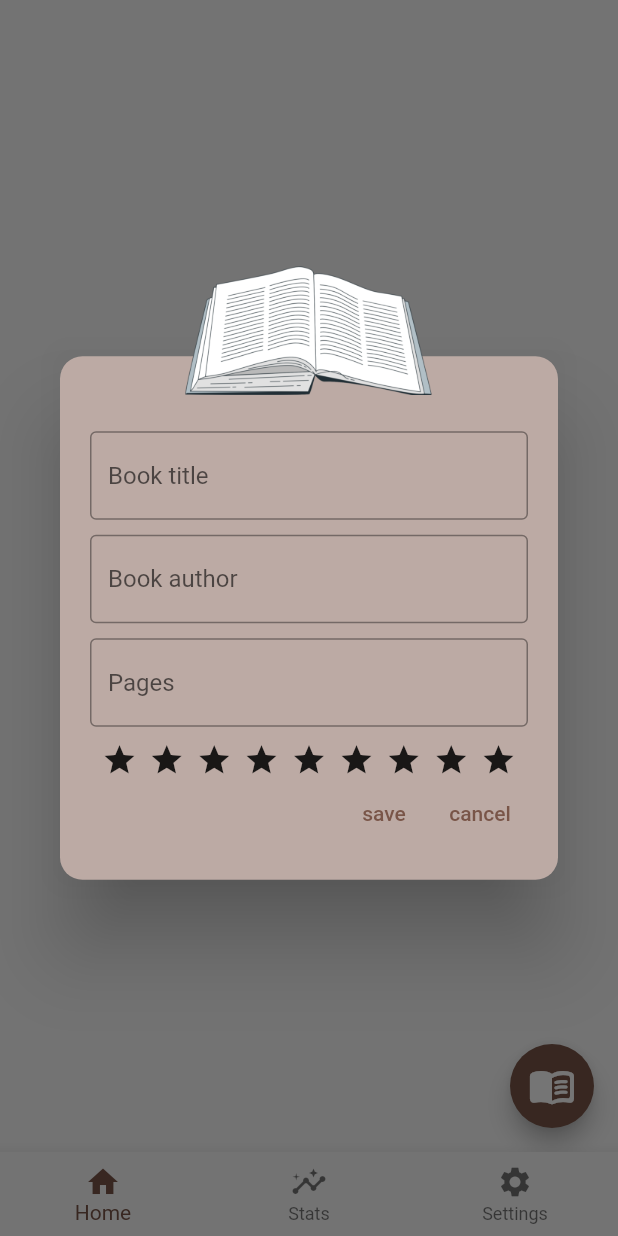
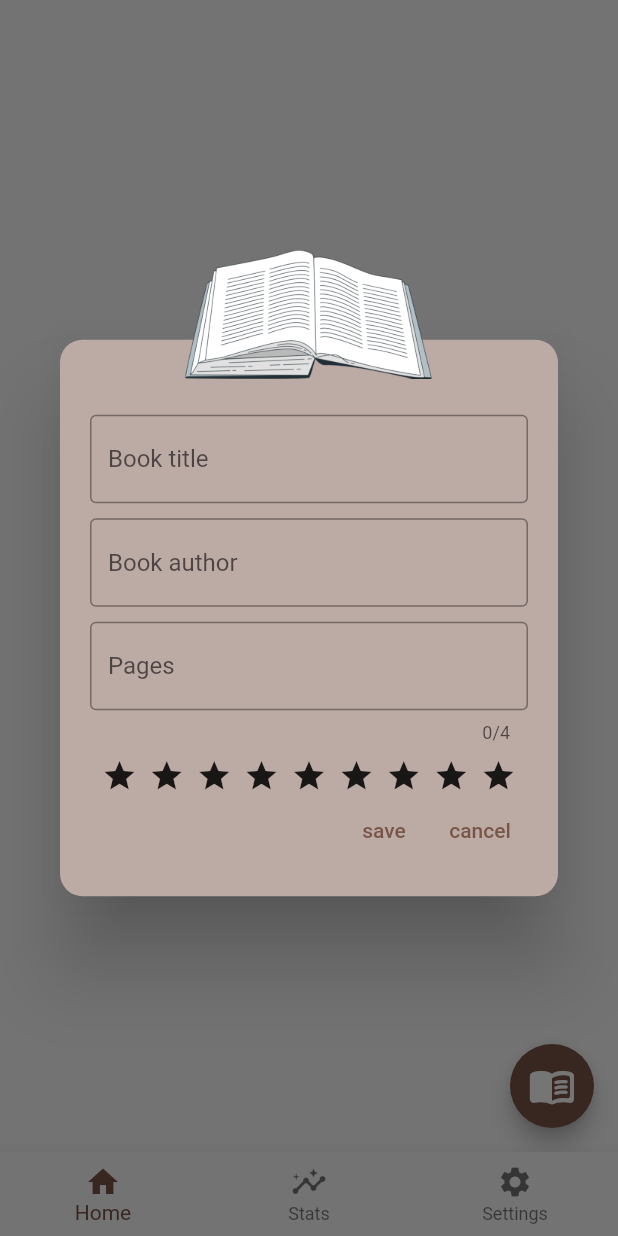
Before and after one commit to kves/read_app, a Flutter app: the screen it shows after launch, after a tap on the "menu book" icon, on a phone screen of 412 x 824 dp. Run offline on Flutter 3.47's test engine with Material 2 defaults, Android fonts, the phone set to English and light mode, and no system bars.

Commit message:
book title and book author overflow fixed, max length of pages set to 4 digits

```diff
--- a/lib/widgets/add_book_dialog.dart
+++ b/lib/widgets/add_book_dialog.dart
@@ -79,6 +79,7 @@ class _AddBookDialogState extends State<AddBookDialog> {
                   TextField(
                     controller: bookPagesController,
                     keyboardType: TextInputType.number,
+                    maxLength: 4,
                     decoration: const InputDecoration(
                       hintText: 'Pages',
                       border: OutlineInputBorder(),
```
Also changed, not shown: lib/widgets/book_tile.dart (+7 -2 lines).
